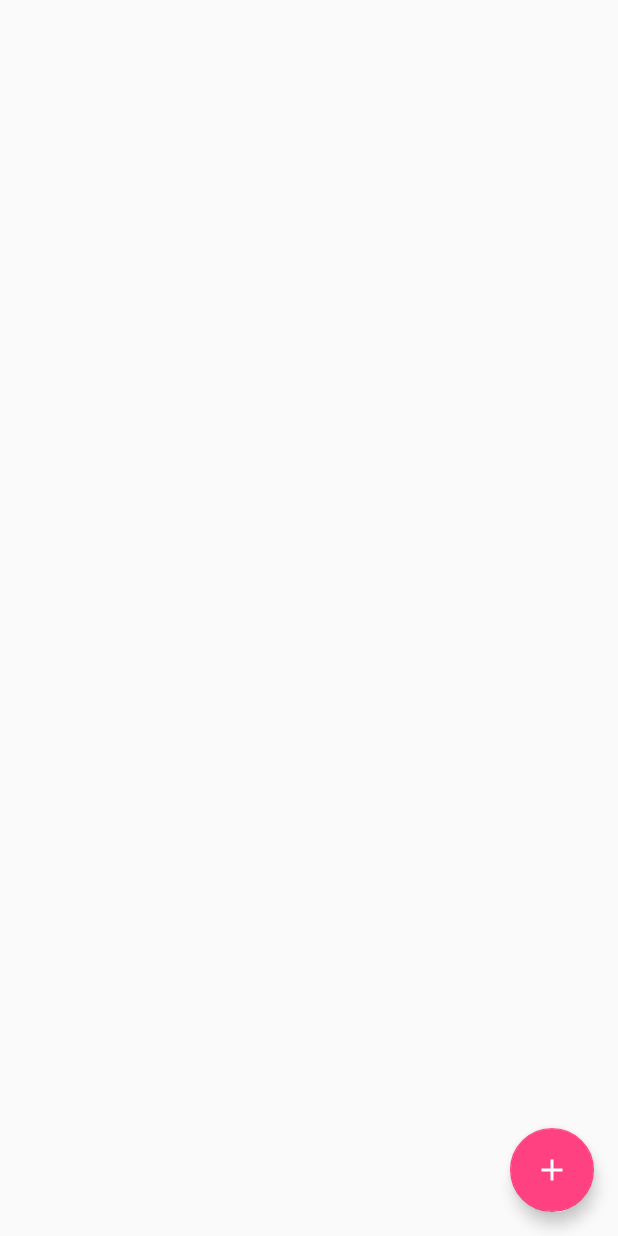
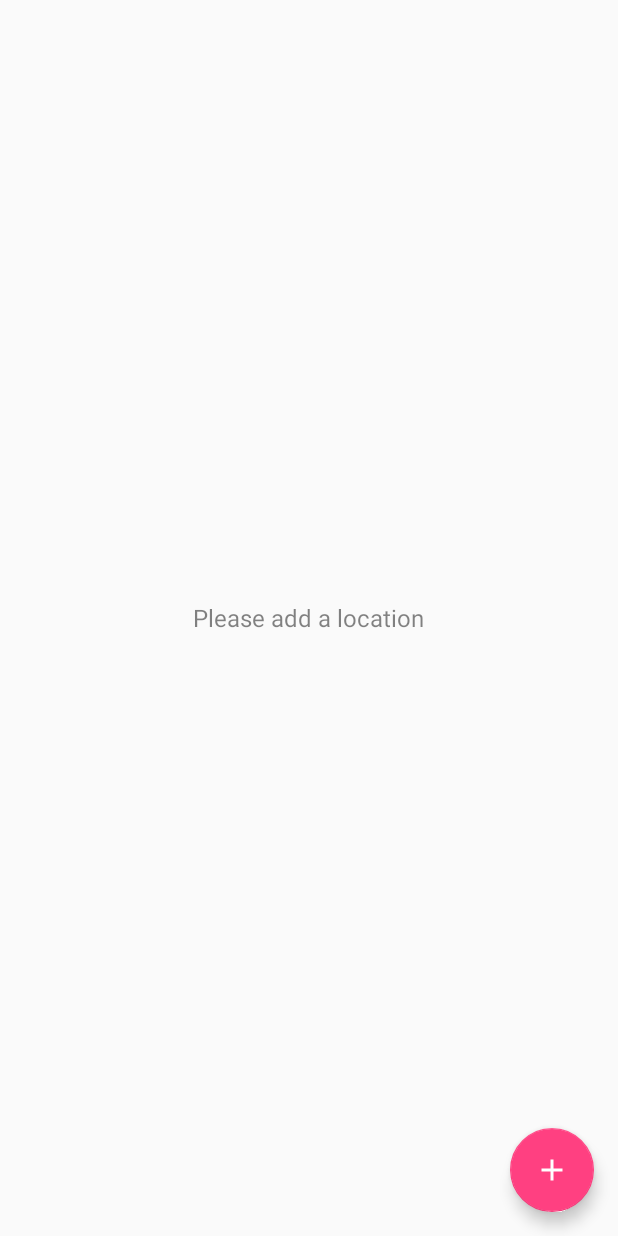
Before and after one commit to JohnKuper/prometheus-weather-app, an Android app: the layout activity_weather_feed.xml on its own in the app's theme, with its tools: preview values and no code run, on a phone screen of 412 x 824 dp. Run offline under Robolectric (Android 15) with nearby library versions, the phone set to English and light mode, and no system bars.

Commit message:
Added hint for empty feed.

```diff
--- a/app/src/main/AndroidManifest.xml
+++ b/app/src/main/AndroidManifest.xml
@@ -11,7 +11,6 @@
         android:theme="@style/AppTheme">
         <activity
             android:name=".feature.view.WeatherFeedActivity"
-            android:label="@string/weather_feed_activity_label"
             android:screenOrientation="portrait">
             <intent-filter>
                 <action android:name="android.intent.action.MAIN"/>
--- a/app/src/main/res/layout/activity_weather_feed.xml
+++ b/app/src/main/res/layout/activity_weather_feed.xml
@@ -10,6 +10,14 @@
     <FrameLayout
         android:layout_width="match_parent"
         android:layout_height="match_parent">
+
+        <TextView
+            style="@style/Text.Ghost"
+            android:id="@+id/empty_feed_hint"
+            android:layout_width="wrap_content"
+            android:layout_height="wrap_content"
+            android:layout_gravity="center"
+            android:text="@string/please_add_location"/>
 
         <android.support.v7.widget.RecyclerView
             android:id="@+id/feed"
--- a/app/src/main/res/values/strings.xml
+++ b/app/src/main/res/values/strings.xml
@@ -1,9 +1,9 @@
 <resources>
-    <string name="app_name">TestWeatherApp</string>
+    <string name="app_name">Prometheus</string>
 
-    <string name="weather_feed_activity_label">Prometheus</string>
     <string name="wind_speed_label">Wind Speed</string>
     <string name="humidity_label">Humidity</string>
+    <string name="please_add_location">Please add a location</string>
 
     <string name="no_network_connection">No network available, please check your connection</string>
     <string name="something_went_wrong">Something went wrong. Try again later</string>
```
Also changed, not shown: app/src/main/java/com/kaizendeveloper/testweatherapp/feature/view/WeatherFeedActivity.kt (+8 -3 lines).
